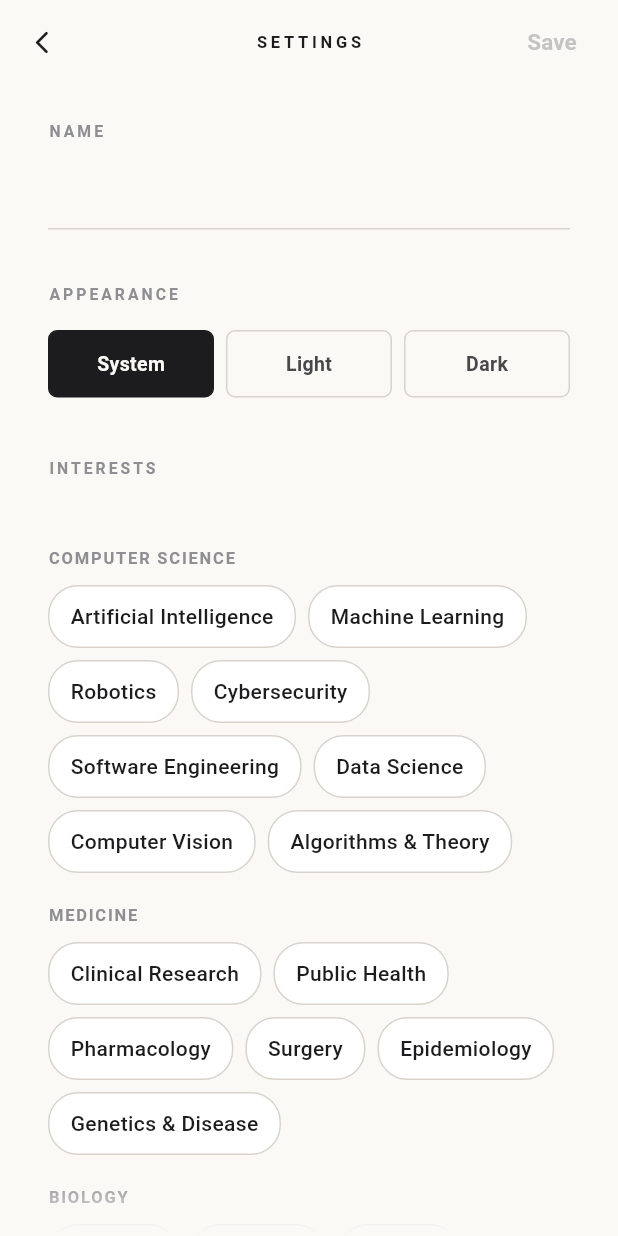
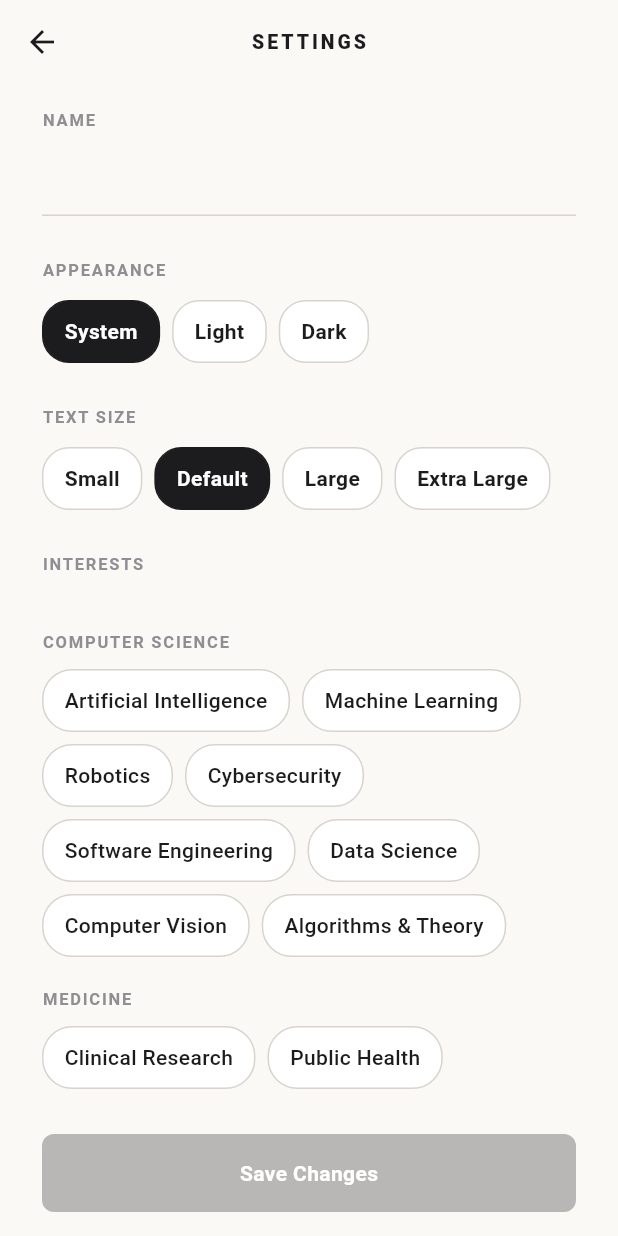
Before and after one commit to li231sd/daily_thesis, a Flutter app: the SettingsScreen screen opened directly with empty values, on a phone screen of 412 x 824 dp. Run offline on Flutter 3.47's test engine with Material 3 defaults, Android fonts, the phone set to English and light mode, and no system bars; our stand-ins replace flutter_dotenv, google_mobile_ads, share_plus, shared_preferences; missing offline and left inert: flutter_math_fork; accounts and stored records are empty; Roboto replaces fonts that are missing (-apple-system).

Commit message:
Added ability to change font size

```diff
--- a/lib/main.dart
+++ b/lib/main.dart
@@ -5,6 +5,7 @@ import 'screens/paper_screen.dart';
 import 'screens/onboarding_screen.dart';
 import 'services/ad_service.dart';
 import 'services/profile_storage.dart';
+import 'services/text_scale_storage.dart';
 import 'services/theme_mode_storage.dart';
 import 'theme/app_theme.dart';
 
@@ -12,6 +13,7 @@ Future<void> main() async {
   WidgetsFlutterBinding.ensureInitialized();
   await dotenv.load(fileName: '.env');
   await ThemeModeController.instance.load();
+  await TextScaleController.instance.load();
   await AdService.instance.initialize();
   runApp(const DailyThesisApp());
 }
@@ -51,7 +53,17 @@ class DailyThesisApp extends StatelessWidget {
               ),
             );
 
-            return child ?? const SizedBox.shrink();
+            return ValueListenableBuilder<AppTextScale>(
+              valueListenable: TextScaleController.instance.notifier,
+              builder: (context, textScale, _) {
+                return MediaQuery(
+                  data: MediaQuery.of(context).copyWith(
+                    textScaler: TextScaler.linear(textScale.factor),
+                  ),
+                  child: child ?? const SizedBox.shrink(),
+                );
+              },
+            );
           },
           home: const AppRoot(),
         );
--- a/lib/screens/settings_screen.dart
+++ b/lib/screens/settings_screen.dart
@@ -3,6 +3,7 @@ import 'package:flutter/services.dart';
 import '../models/user_profile.dart';
 import '../services/interest_matcher.dart';
 import '../services/profile_storage.dart';
+import '../services/text_scale_storage.dart';
 import '../services/theme_mode_storage.dart';
 import '../theme/app_theme.dart';
 import '../widgets/interest_picker.dart';
@@ -22,6 +23,7 @@ class _SettingsScreenState extends State<SettingsScreen> {
   late TextEditingController _nameController;
   late Set<String> _selectedInterests;
   late ThemeMode _themeMode;
+  late AppTextScale _textScale;
   final _storage = ProfileStorage();
 
   @override
@@ -30,6 +32,7 @@ class _SettingsScreenState extends State<SettingsScreen> {
     _nameController = TextEditingController(text: widget.profile.name);
     _selectedInterests = widget.profile.interests.toSet();
     _themeMode = ThemeModeController.instance.notifier.value;
+    _textScale = TextScaleController.instance.notifier.value;
   }
 
   @override
@@ -54,6 +57,12 @@ class _SettingsScreenState extends State<SettingsScreen> {
     await ThemeModeController.instance.setMode(mode);
   }
 
+  Future<void> _setTextScale(AppTextScale scale) async {
+    if (_textScale == scale) return;
+    setState(() => _textScale = scale);
+    await TextScaleController.instance.setScale(scale);
+  }
+
   Future<void> _save() async {
     if (_selectedInterests.isEmpty) return;
 
@@ -67,7 +76,7 @@ class _SettingsScreenState extends State<SettingsScreen> {
     );
 
     await _storage.save(updated);
-    HapticFeedback.lightImpact(); // Cleaner tactical snap for premium apps
+    HapticFeedback.mediumImpact();
     widget.onSaved();
     if (mounted) Navigator.of(context).pop();
   }
@@ -75,7 +84,7 @@ class _SettingsScreenState extends State<SettingsScreen> {
   @override
   Widget build(BuildContext context) {
     final palette = AppPalette.of(context);
-    final canSave = _selectedInterests.isNotEmpty && _nameController.text.trim().isNotEmpty;
+    final canSave = _selectedInterests.isNotEmpty;
 
     return Scaffold(
       backgroundColor: palette.background,
@@ -83,133 +92,126 @@ class _SettingsScreenState extends State<SettingsScreen> {
         backgroundColor: palette.background,
         surfaceTintColor: Colors.transparent,
         elevation: 0,
-        leading: IconButton(
-          icon: Icon(Icons.arrow_back_ios_new_rounded, size: 18, color: palette.textPrimary),
-          onPressed: () => Navigator.of(context).pop(),
-        ),
         title: Text(
           'SETTINGS',
           style: TextStyle(
-            fontWeight: FontWeight.w700,
-            letterSpacing: 2.5,
-            fontSize: 11,
+            fontFamily: '-apple-system',
+            fontWeight: FontWeight.w800,
+            letterSpacing: 2.0,
+            fontSize: 13,
             color: palette.textPrimary,
           ),
         ),
         centerTitle: true,
-        actions: [
-          // Premium editorial pattern: Save button is elegantly integrated into the header bar
-          TextButton(
-            onPressed: canSave ? _save : null,
-            child: Text(
-              'Save',
-              style: TextStyle(
-                fontSize: 15,
-                fontWeight: FontWeight.w600,
-                color: canSave ? palette.textPrimary : palette.textTertiary.withValues(alpha: 0.5),
-              ),
-            ),
-          ),
-          const SizedBox(width: 12),
-        ],
       ),
       body: SafeArea(
-        child: CustomScrollView(
-          physics: const BouncingScrollPhysics(),
-          slivers: [
-            SliverPadding(
-              padding: const EdgeInsets.fromLTRB(32, 24, 32, 0),
-              sliver: SliverToBoxAdapter(
+        child: Padding(
+          padding: const EdgeInsets.fromLTRB(28, 16, 28, 16),
           child: Column(
             crossAxisAlignment: CrossAxisAlignment.start,
             children: [
               // --- NAME SECTION ---
               Text(
                 "NAME",
-                      style: TextStyle(fontSize: 10.5, fontWeight: FontWeight.w700, color: palette.textTertiary, letterSpacing: 2.0),
+                style: TextStyle(fontSize: 11, fontWeight: FontWeight.w700, color: palette.textTertiary, letterSpacing: 1.2),
               ),
-                    const SizedBox(height: 4),
+              const SizedBox(height: 8),
               TextField(
                 controller: _nameController,
-                      style: TextStyle(fontSize: 18, color: palette.textPrimary, letterSpacing: -0.2),
-                      onChanged: (_) => setState(() {}), // Keeps save state validation real-time
+                style: TextStyle(fontSize: 17, color: palette.textPrimary),
                 decoration: InputDecoration(
-                        contentPadding: const EdgeInsets.symmetric(vertical: 12),
+                  contentPadding: const EdgeInsets.symmetric(vertical: 10),
                   border: UnderlineInputBorder(borderSide: BorderSide(color: palette.border)),
                   enabledBorder: UnderlineInputBorder(borderSide: BorderSide(color: palette.border)),
                   focusedBorder: UnderlineInputBorder(borderSide: BorderSide(color: palette.textPrimary)),
                 ),
               ),
-                    const SizedBox(height: 36),
 
-                    // --- APPEARANCE SECTION ---
+              const SizedBox(height: 28),
+
               Text(
                 'APPEARANCE',
-                      style: TextStyle(fontSize: 10.5, fontWeight: FontWeight.w700, color: palette.textTertiary, letterSpacing: 2.0),
+                style: TextStyle(fontSize: 11, fontWeight: FontWeight.w700, color: palette.textTertiary, letterSpacing: 1.2),
               ),
-                    const SizedBox(height: 16),
-                    Row( // Row layout offers cleaner visual rhythm than Wrap for 3 standard options
+              const SizedBox(height: 12),
+              Wrap(
+                spacing: 8,
+                runSpacing: 8,
                 children: [
-                        Expanded(
-                          child: _ThemeChoice(
+                  _ThemeChoice(
                     label: 'System',
                     selected: _themeMode == ThemeMode.system,
                     onTap: () => _setThemeMode(ThemeMode.system),
                   ),
-                        ),
-                        const SizedBox(width: 8),
-                        Expanded(
-                          child: _ThemeChoice(
+                  _ThemeChoice(
                     label: 'Light',
                     selected: _themeMode == ThemeMode.light,
                     onTap: () => _setThemeMode(ThemeMode.light),
                   ),
-                        ),
-                        const SizedBox(width: 8),
-                        Expanded(
-                          child: _ThemeChoice(
+                  _ThemeChoice(
                     label: 'Dark',
                     selected: _themeMode == ThemeMode.dark,
                     onTap: () => _setThemeMode(ThemeMode.dark),
                   ),
+                ],
+              ),
+
+              const SizedBox(height: 28),
+
+              Text(
+                'TEXT SIZE',
+                style: TextStyle(fontSize: 11, fontWeight: FontWeight.w700, color: palette.textTertiary, letterSpacing: 1.2),
+              ),
+              const SizedBox(height: 12),
+              Wrap(
+                spacing: 8,
+                runSpacing: 8,
+                children: [
+                  for (final scale in AppTextScale.values)
+                    _ThemeChoice(
+                      label: scale.label,
+                      selected: _textScale == scale,
+                      onTap: () => _setTextScale(scale),
                     ),
                 ],
               ),
-                    const SizedBox(height: 40),
 
-                    // --- INTERESTS SECTION TITLE ---
+              const SizedBox(height: 28),
+
+              // --- INTERESTS SECTION ---
               Text(
                 "INTERESTS",
-                      style: TextStyle(fontSize: 10.5, fontWeight: FontWeight.w700, color: palette.textTertiary, letterSpacing: 2.0),
+                style: TextStyle(fontSize: 11, fontWeight: FontWeight.w700, color: palette.textTertiary, letterSpacing: 1.2),
               ),
-                    const SizedBox(height: 12),
-                  ],
+              const SizedBox(height: 16),
+
+              Expanded(
+                child: SingleChildScrollView(
+                  physics: const BouncingScrollPhysics(),
+                  child: InterestPicker(
+                    selectedLabels: _selectedInterests,
+                    onToggle: _toggleInterest,
                   ),
                 ),
               ),
 
-            // --- INTERESTS PICKER SCROLL ZONE ---
-            SliverFillRemaining(
-              hasScrollBody: true,
-              child: Padding(
-                padding: const EdgeInsets.symmetric(horizontal: 32),
-                child: ShaderMask(
-                  shaderCallback: (Rect bounds) {
-                    return LinearGradient(
-                      begin: Alignment.topCenter,
-                      end: Alignment.bottomCenter,
-                      colors: const [Colors.transparent, Colors.white, Colors.white, Colors.transparent],
-                      stops: const [0.0, 0.04, 0.92, 1.0],
-                    ).createShader(bounds);
-                  },
-                  blendMode: BlendMode.dstIn,
-                  child: SingleChildScrollView(
-                    physics: const BouncingScrollPhysics(),
-                    padding: const EdgeInsets.symmetric(vertical: 12),
-                    child: InterestPicker(
-                      selectedLabels: _selectedInterests,
-                      onToggle: _toggleInterest,
+              // --- BUTTON SECTION ---
+              const SizedBox(height: 24),
+              PressButton(
+                onPressed: canSave ? _save : () {},
+                child: Container(
+                  width: double.infinity,
+                  height: 52,
+                  decoration: BoxDecoration(
+                    color: canSave
+                        ? palette.buttonPrimary
+                        : palette.buttonPrimary.withValues(alpha: 0.3),
+                    borderRadius: BorderRadius.circular(8),
                   ),
+                  child: Center(
+                    child: Text(
+                      "Save Changes",
+                      style: TextStyle(fontSize: 14, fontWeight: FontWeight.w600, color: palette.buttonPrimaryText),
                     ),
                   ),
                 ),
@@ -217,11 +219,10 @@ class _SettingsScreenState extends State<SettingsScreen> {
             ],
           ),
         ),
+      ),
     );
   }
 }
-
-// ─── Refined Premium Segment Chips ──────────────────────────────────────────
 
 class _ThemeChoice extends StatelessWidget {
   final String label;
@@ -237,27 +238,24 @@ class _ThemeChoice extends StatelessWidget {
   @override
   Widget build(BuildContext context) {
     final palette = AppPalette.of(context);
-    return PressButton( // Integrated PressButton wrapper for fluid tactile response on change
-      onPressed: onTap,
+    return GestureDetector(
+      onTap: onTap,
       child: AnimatedContainer(
-        duration: const Duration(milliseconds: 200),
-        curve: Curves.easeInOut,
-        padding: const EdgeInsets.symmetric(vertical: 12),
-        alignment: Alignment.center,
+        duration: const Duration(milliseconds: 180),
+        padding: const EdgeInsets.symmetric(horizontal: 14, vertical: 10),
         decoration: BoxDecoration(
-          color: selected ? palette.textPrimary : Colors.transparent, // Solid minimalism change
-          borderRadius: BorderRadius.circular(6),
+          color: selected ? palette.chipSelectedBackground : palette.chipUnselectedBackground,
+          borderRadius: BorderRadius.circular(18),
           border: Border.all(
-            color: selected ? palette.textPrimary : palette.border,
-            width: 1,
+            color: selected ? palette.chipSelectedBorder : palette.chipUnselectedBorder,
           ),
         ),
         child: Text(
           label,
           style: TextStyle(
-            fontSize: 13,
+            fontSize: 14,
             fontWeight: FontWeight.w600,
-            color: selected ? palette.background : palette.textSecondary,
+            color: selected ? palette.chipSelectedText : palette.chipUnselectedText,
           ),
         ),
       ),
--- /dev/null
+++ b/lib/services/text_scale_storage.dart
@@ -0,0 +1,65 @@
+import 'package:flutter/material.dart';
+import 'package:shared_preferences/shared_preferences.dart';
+
+enum AppTextScale { small, standard, large, extraLarge }
+
+extension AppTextScaleValue on AppTextScale {
+  /// Multiplier applied app-wide on top of the base font sizes used
+  /// throughout Daily Thesis. 1.0 matches the original, unscaled design.
+  double get factor => switch (this) {
+        AppTextScale.small => 0.9,
+        AppTextScale.standard => 1.0,
+        AppTextScale.large => 1.15,
+        AppTextScale.extraLarge => 1.3,
+      };
+
+  String get label => switch (this) {
+        AppTextScale.small => 'Small',
+        AppTextScale.standard => 'Default',
+        AppTextScale.large => 'Large',
+        AppTextScale.extraLarge => 'Extra Large',
+      };
+}
+
+class TextScaleStorage {
+  static const _key = 'text_scale_v1';
+
+  Future<AppTextScale> load() async {
+    final prefs = await SharedPreferences.getInstance();
+    switch (prefs.getString(_key)) {
+      case 'small':
+        return AppTextScale.small;
+      case 'large':
+        return AppTextScale.large;
+      case 'extraLarge':
+        return AppTextScale.extraLarge;
+      case 'standard':
+      default:
+        return AppTextScale.standard;
+    }
+  }
+
+  Future<void> save(AppTextScale scale) async {
+    final prefs = await SharedPreferences.getInstance();
+    await prefs.setString(_key, scale.name);
+  }
+}
+
+class TextScaleController {
+  TextScaleController._();
+
+  static final TextScaleController instance = TextScaleController._();
+
+  final TextScaleStorage _storage = TextScaleStorage();
+  final ValueNotifier<AppTextScale> notifier =
+      ValueNotifier<AppTextScale>(AppTextScale.standard);
+
+  Future<void> load() async {
+    notifier.value = await _storage.load();
+  }
+
+  Future<void> setScale(AppTextScale scale) async {
+    notifier.value = scale;
+    await _storage.save(scale);
+  }
+}
```
Lines whose indentation alone changed are shown as unchanged.
